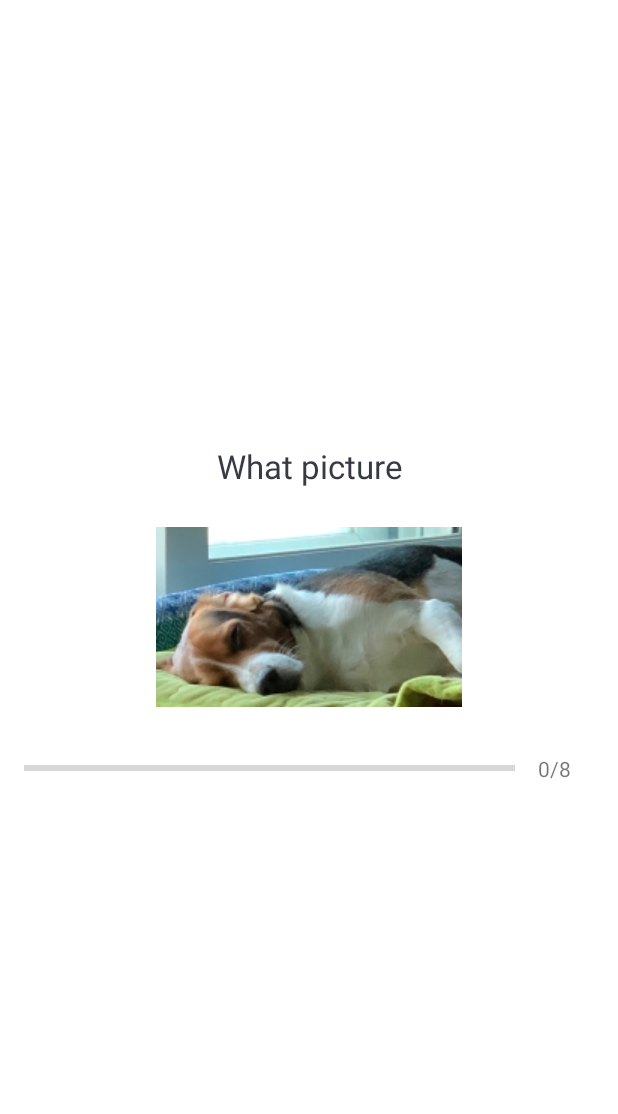
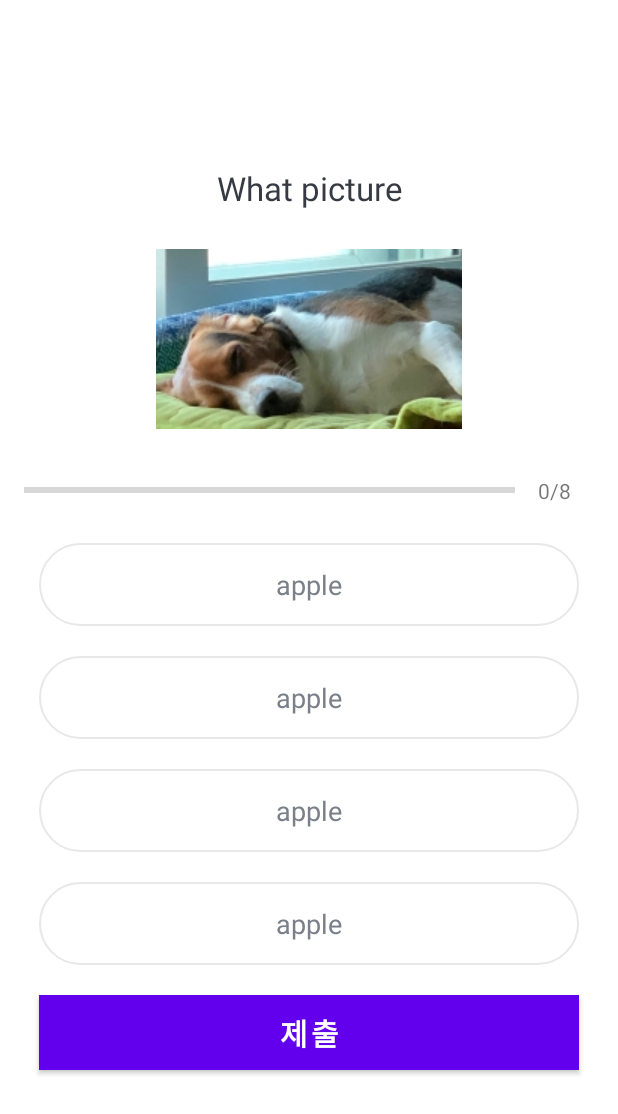
Before and after one commit to tlskals/QuizApp, an Android app: the layout activity_quize_qeustions.xml on its own in the app's theme, with its tools: preview values and no code run, on a phone screen of 412 x 824 dp. Shown: the top 1114 px of the screen. Run offline under Robolectric (Android 15) with nearby library versions, the phone set to English and light mode, and no system bars.

Commit message:
UI complete

```diff
--- a/app/src/main/java/com/example/quizapp/Question.kt
+++ b/app/src/main/java/com/example/quizapp/Question.kt
@@ -2,7 +2,7 @@ package com.example.quizapp
 
 data class Question(
     val id : Int,
-    val questions: String,
+    val question: String,
     val image: Int,
     val optionOne:String,
     val optionTwo:String,
--- /dev/null
+++ b/app/src/main/res/drawable/default_option_border_bg.xml
@@ -0,0 +1,14 @@
+<?xml version="1.0" encoding="utf-8"?>
+<shape xmlns:android="http://schemas.android.com/apk/res/android"
+    android:shape="rectangle"
+    >
+    <stroke
+        android:width="1dp"
+        android:color="#E8E8E8"/>
+    <solid
+        android:color="@color/white"/>
+    <corners
+        android:radius="50dp"/>
+
+
+</shape>
--- a/app/src/main/res/layout/activity_quize_qeustions.xml
+++ b/app/src/main/res/layout/activity_quize_qeustions.xml
@@ -62,6 +62,62 @@
 
         </LinearLayout>
 
+        <TextView
+            android:id="@+id/tv_option_one"
+            android:layout_width="match_parent"
+            android:layout_height="wrap_content"
+            android:layout_margin="10dp"
+            android:background="@drawable/default_option_border_bg"
+            android:gravity="center"
+            android:padding="15dp"
+            android:textColor="#7a8089"
+            android:textSize="18sp"
+            tools:text="apple"/>
+        <TextView
+            android:id="@+id/tv_option_two"
+            android:layout_width="match_parent"
+            android:layout_height="wrap_content"
+            android:layout_margin="10dp"
+            android:background="@drawable/default_option_border_bg"
+            android:gravity="center"
+            android:padding="15dp"
+            android:textColor="#7a8089"
+            android:textSize="18sp"
+            tools:text="apple"/>
+        <TextView
+            android:id="@+id/tv_option_three"
+            android:layout_width="match_parent"
+            android:layout_height="wrap_content"
+            android:layout_margin="10dp"
+            android:background="@drawable/default_option_border_bg"
+            android:gravity="center"
+            android:padding="15dp"
+            android:textColor="#7a8089"
+            android:textSize="18sp"
+            tools:text="apple"/>
+        <TextView
+            android:id="@+id/tv_option_four"
+            android:layout_width="match_parent"
+            android:layout_height="wrap_content"
+            android:layout_margin="10dp"
+            android:background="@drawable/default_option_border_bg"
+            android:gravity="center"
+            android:padding="15dp"
+            android:textColor="#7a8089"
+            android:textSize="18sp"
+            tools:text="apple"/>
+
+        <Button
+            android:id="@+id/btn_submit"
+            android:layout_width="match_parent"
+            android:layout_height="wrap_content"
+            android:layout_margin="10dp"
+            android:background="@color/design_default_color_primary"
+            android:text="제출"
+            android:textSize="20sp"
+            android:textColor="@android:color/white"
+            android:textStyle="bold"
+            />
 
 
     </LinearLayout>
```
Also changed, not shown: app/src/main/java/com/example/quizapp/QuizeQeustionsActivity.kt (+40 -0 lines).
